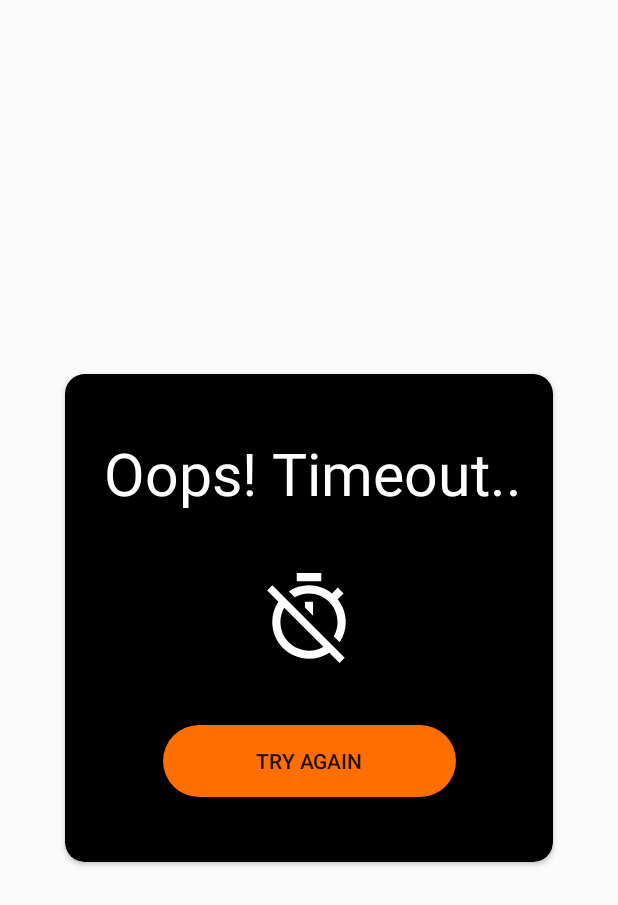
After one commit to Ghanshyam32/Quiz-App, an Android app: the layout time_out.xml on its own in the app's theme, with its tools: preview values and no code run, on a phone screen of 412 x 824 dp. The commit adds this screen. Shown: the top 905 px of the screen. Run offline under Robolectric (Android 15) with nearby library versions, the phone set to English and light mode, and no system bars.

Commit message:
new features added

```diff
--- a/app/build.gradle
+++ b/app/build.gradle
@@ -32,6 +32,7 @@ dependencies{
 
     implementation 'com.intuit.sdp:sdp-android:1.1.0'
     implementation 'androidx.appcompat:appcompat:1.5.1'
+    implementation 'com.sasank.roundedhorizontalprogress:roundedhorizontalprogress:1.0.1'
     implementation 'com.google.android.material:material:1.7.0'
     implementation 'androidx.constraintlayout:constraintlayout:2.1.4'
     testImplementation 'junit:junit:4.13.2'
--- /dev/null
+++ b/app/src/main/res/drawable/empty.xml
@@ -0,0 +1,4 @@
+<?xml version="1.0" encoding="utf-8"?>
+<selector xmlns:android="http://schemas.android.com/apk/res/android">
+
+</selector>
--- /dev/null
+++ b/app/src/main/res/drawable/ic_baseline_timer_off_24.xml
@@ -0,0 +1,5 @@
+<vector android:height="24dp" android:tint="#FFFFFF"
+    android:viewportHeight="24" android:viewportWidth="24"
+    android:width="24dp" xmlns:android="http://schemas.android.com/apk/res/android">
+    <path android:fillColor="@android:color/white" android:pathData="M19.04,4.55l-1.42,1.42C16.07,4.74 14.12,4 12,4c-1.83,0 -3.53,0.55 -4.95,1.48l1.46,1.46C9.53,6.35 10.73,6 12,6c3.87,0 7,3.13 7,7 0,1.27 -0.35,2.47 -0.94,3.49l1.45,1.45C20.45,16.53 21,14.83 21,13c0,-2.12 -0.74,-4.07 -1.97,-5.61l1.42,-1.42 -1.41,-1.42zM15,1L9,1v2h6L15,1zM11,9.44l2,2L13,8h-2v1.44zM3.02,4L1.75,5.27 4.5,8.03C3.55,9.45 3,11.16 3,13c0,4.97 4.02,9 9,9 1.84,0 3.55,-0.55 4.98,-1.5l2.5,2.5 1.27,-1.27 -7.71,-7.71L3.02,4zM12,20c-3.87,0 -7,-3.13 -7,-7 0,-1.28 0.35,-2.48 0.95,-3.52l9.56,9.56c-1.03,0.61 -2.23,0.96 -3.51,0.96z"/>
+</vector>
--- /dev/null
+++ b/app/src/main/res/drawable/try_again_btn.xml
@@ -0,0 +1,7 @@
+<?xml version="1.0" encoding="utf-8"?>
+<shape android:shape="rectangle" xmlns:android="http://schemas.android.com/apk/res/android">
+    <solid android:color="#FF6F00"/>
+    <corners android:radius="@dimen/_20sdp"/>
+
+
+</shape>
--- /dev/null
+++ b/app/src/main/res/layout/time_out.xml
@@ -0,0 +1,34 @@
+<?xml version="1.0" encoding="utf-8"?>
+<androidx.cardview.widget.CardView xmlns:android="http://schemas.android.com/apk/res/android"
+    xmlns:app="http://schemas.android.com/apk/res-auto"
+    app:cardCornerRadius="@dimen/_10sdp"
+    app:cardBackgroundColor="@color/black"
+    android:layout_width="@dimen/_250sdp"
+    android:layout_gravity="center"
+    android:layout_height="@dimen/_250sdp">
+    <TextView
+        android:layout_width="wrap_content"
+        android:layout_height="wrap_content"
+        android:text="Oops! Timeout.."
+        android:textColor="@color/white"
+        android:textSize="@dimen/_30sdp"
+        android:layout_marginLeft="@dimen/_20sdp"
+        android:layout_marginTop="@dimen/_30sdp"
+        />
+<ImageView
+    android:layout_width="@dimen/_50sdp"
+    android:layout_height="@dimen/_50sdp"
+    android:layout_gravity="center"
+    android:src="@drawable/ic_baseline_timer_off_24"/>
+
+    <Button
+        android:id="@+id/tryAgain"
+        android:layout_width="@dimen/_150sdp"
+        android:layout_height="wrap_content"
+        android:background="@drawable/try_again_btn"
+        android:layout_marginLeft="@dimen/_50sdp"
+        android:layout_marginTop="@dimen/_180sdp"
+        android:text="Try Again" />
+
+
+</androidx.cardview.widget.CardView>
--- a/app/src/main/res/values/themes.xml
+++ b/app/src/main/res/values/themes.xml
@@ -1,9 +1,9 @@
 <resources xmlns:tools="http://schemas.android.com/tools">
     <!-- Base application theme. -->
-    <style name="Theme.Quizania" parent="Theme.MaterialComponents.DayNight.NoActionBar">
+    <style name="Theme.Quizania" parent="Theme.AppCompat.Light.NoActionBar">
         <!-- Primary brand color. -->
         <item name="colorPrimary">@color/purple_500</item>
-        <item name="colorPrimaryVariant">@color/purple_700</item>
+        <item name="colorPrimaryVariant">@color/black</item>
         <item name="colorOnPrimary">@color/white</item>
         <!-- Secondary brand color. -->
         <item name="colorSecondary">@color/teal_200</item>
@@ -16,4 +16,13 @@
     <style name="progressbar">
         <item name="colorSecondary">#464646</item>
     </style>
+    <style name="Dialog">
+
+        <item name="android:windowBackground">@drawable/empty
+        </item>
+
+        <item name="windowNoTitle">true</item>
+        <item name="windowMinWidthMajor">80%</item>
+        <item name="windowActionBar">false</item>
+    </style>
 </resources>
--- a/gradle.properties
+++ b/gradle.properties
@@ -19,3 +19,4 @@ android.useAndroidX=true
 # resources declared in the library itself and none from the library's dependencies,
 # thereby reducing the size of the R class for that library
 android.nonTransitiveRClass=true
+android.enableJetifier=true
--- a/settings.gradle
+++ b/settings.gradle
@@ -6,10 +6,11 @@ pluginManagement {
     }
 }
 dependencyResolutionManagement {
-    repositoriesMode.set(RepositoriesMode.FAIL_ON_PROJECT_REPOS)
+    repositoriesMode.set(RepositoriesMode.PREFER_SETTINGS)
     repositories {
         google()
         mavenCentral()
+        gradlePluginPortal()
     }
 }
 rootProject.name = "Quizania"
```
Also changed, not shown: app/src/main/java/com/example/quizania/DashboardActivity.java (+33 -17 lines), app/src/main/res/drawable/vanishing_stripes.xml (added, +334 -0 lines), app/src/main/res/layout/activity_dashboard.xml (+16 -4 lines).
